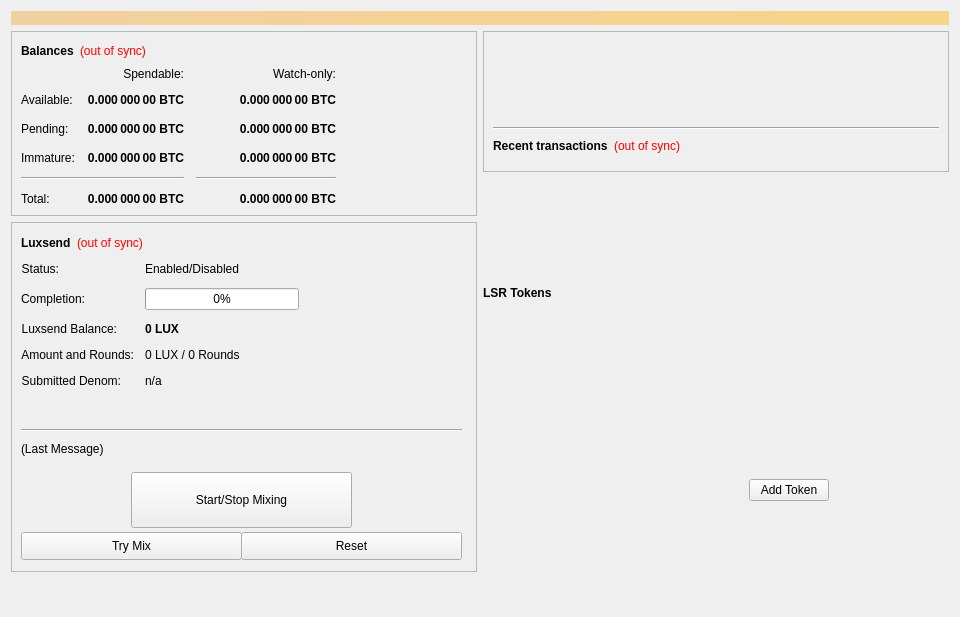
Qt form src/qt/forms/overviewpage.ui (LUX-Core/lux) before a commit.
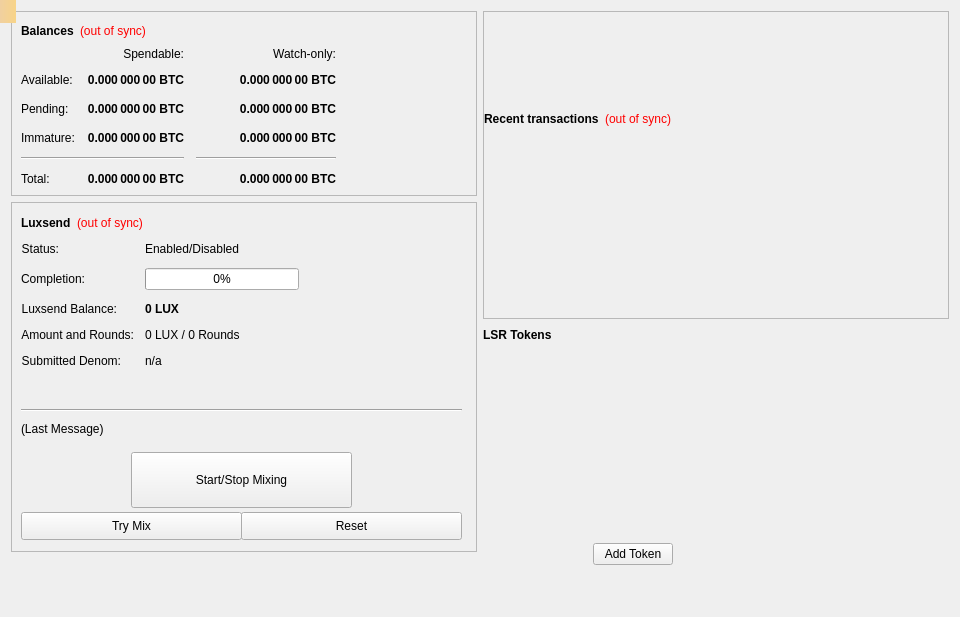
The same form after that commit. Custom widgets are drawn as their Qt base class.

Commit message: QT: overview new update gui

The edit to the form file:
```diff
--- a/src/qt/forms/overviewpage.ui
+++ b/src/qt/forms/overviewpage.ui
@@ -10,35 +10,22 @@
     <height>617</height>
    </rect>
   </property>
+  <property name="sizePolicy">
+   <sizepolicy hsizetype="Preferred" vsizetype="Minimum">
+    <horstretch>0</horstretch>
+    <verstretch>0</verstretch>
+   </sizepolicy>
+  </property>
   <property name="minimumSize">
    <size>
     <width>960</width>
-    <height>0</height>
+    <height>617</height>
    </size>
   </property>
   <property name="windowTitle">
    <string>Form</string>
   </property>
-  <layout class="QVBoxLayout" name="verticalLayout_6">
-   <item>
-    <widget class="QLabel" name="labelAlerts">
-     <property name="visible">
-      <bool>true</bool>
-     </property>
-     <property name="styleSheet">
-      <string notr="true">background-color: qlineargradient(x1: 0, y1: 0, x2: 1, y2: 0, stop:0 #F0D0A0, stop:1 #F8D488); color:#000000;</string>
-     </property>
-     <property name="wordWrap">
-      <bool>true</bool>
-     </property>
-     <property name="margin">
-      <number>3</number>
-     </property>
-     <property name="textInteractionFlags">
-      <set>Qt::TextSelectableByMouse</set>
-     </property>
-    </widget>
-   </item>
+  <layout class="QVBoxLayout" name="verticalLayout_5">
    <item>
     <layout class="QHBoxLayout" name="horizontalLayout" stretch="1,1">
      <item>
@@ -1165,6 +1152,21 @@
           <enum>QFrame::Raised</enum>
          </property>
          <layout class="QVBoxLayout" name="verticalLayout">
+          <property name="spacing">
+           <number>0</number>
+          </property>
+          <property name="leftMargin">
+           <number>0</number>
+          </property>
+          <property name="topMargin">
+           <number>0</number>
+          </property>
+          <property name="rightMargin">
+           <number>0</number>
+          </property>
+          <property name="bottomMargin">
+           <number>0</number>
+          </property>
           <item>
            <widget class="QLabel" name="labelLogo">
             <property name="minimumSize">
@@ -1185,14 +1187,36 @@
            </widget>
           </item>
           <item>
-           <widget class="Line" name="line">
+           <spacer name="verticalSpacer_3">
             <property name="orientation">
-             <enum>Qt::Horizontal</enum>
+             <enum>Qt::Vertical</enum>
             </property>
-           </widget>
+            <property name="sizeType">
+             <enum>QSizePolicy::Fixed</enum>
+            </property>
+            <property name="sizeHint" stdset="0">
+             <size>
+              <width>20</width>
+              <height>20</height>
+             </size>
+            </property>
+           </spacer>
           </item>
           <item>
+           <widget class="QWidget" name="widgetTransactionsTytle" native="true">
            <layout class="QHBoxLayout" name="horizontalLayout_2">
+             <property name="leftMargin">
+              <number>0</number>
+             </property>
+             <property name="topMargin">
+              <number>0</number>
+             </property>
+             <property name="rightMargin">
+              <number>0</number>
+             </property>
+             <property name="bottomMargin">
+              <number>0</number>
+             </property>
             <item>
              <widget class="QLabel" name="label_4">
               <property name="font">
@@ -1233,36 +1257,48 @@
               <property name="sizeHint" stdset="0">
                <size>
                 <width>40</width>
-                <height>20</height>
+                 <height>10</height>
                </size>
               </property>
              </spacer>
             </item>
            </layout>
+           </widget>
           </item>
           <item>
-           <widget class="CustomList" name="listTransactions" native="true">
+           <widget class="CustomList" name="listTransactions">
+            <property name="sizePolicy">
+             <sizepolicy hsizetype="Expanding" vsizetype="Preferred">
+              <horstretch>0</horstretch>
+              <verstretch>0</verstretch>
+             </sizepolicy>
+            </property>
             <property name="styleSheet">
              <string notr="true">QListView { background: transparent; }</string>
             </property>
+            <property name="frameShape">
+             <enum>QFrame::NoFrame</enum>
+            </property>
+            <property name="lineWidth">
+             <number>1</number>
+            </property>
+            <property name="midLineWidth">
+             <number>0</number>
+            </property>
+            <property name="verticalScrollBarPolicy">
+             <enum>Qt::ScrollBarAlwaysOff</enum>
+            </property>
+            <property name="horizontalScrollBarPolicy">
+             <enum>Qt::ScrollBarAlwaysOff</enum>
+            </property>
+            <property name="selectionMode">
+             <enum>QAbstractItemView::NoSelection</enum>
+            </property>
            </widget>
           </item>
          </layout>
         </widget>
        </item>
-       <item>
-        <spacer name="verticalSpacer_4">
-         <property name="orientation">
-          <enum>Qt::Vertical</enum>
-         </property>
-         <property name="sizeHint" stdset="0">
-          <size>
-           <width>20</width>
-           <height>40</height>
-          </size>
-         </property>
-        </spacer>
-       </item>
        <item>
         <layout class="QHBoxLayout" name="horizontalLayout_3">
          <item>
@@ -1277,7 +1313,7 @@
             <string>LSR Tokens</string>
            </property>
            <property name="leftMargin" stdset="0">
-            <number>80</number>
+            <number>0</number>
            </property>
           </widget>
          </item>
@@ -1299,7 +1335,7 @@
        <item>
         <layout class="QVBoxLayout" name="horizontalLayout_31">
          <item>
-          <layout class="QHBoxLayout" name="horizontalLayout_41">
+          <layout class="QVBoxLayout" name="verticalLayout_7">
            <property name="spacing">
             <number>0</number>
            </property>
@@ -1332,16 +1368,19 @@
             </widget>
            </item>
            <item>
-            <layout class="QVBoxLayout" name="verticalLayout_5">
+            <layout class="QHBoxLayout" name="horizontalLayout_6">
              <item>
-              <spacer name="verticalSpacer_5">
+              <spacer name="horizontalSpacerAddTokenLeft">
                <property name="orientation">
-                <enum>Qt::Vertical</enum>
+                <enum>Qt::Horizontal</enum>
+               </property>
+               <property name="sizeType">
+                <enum>QSizePolicy::Fixed</enum>
                </property>
                <property name="sizeHint" stdset="0">
                 <size>
-                 <width>20</width>
-                 <height>40</height>
+                 <width>110</width>
+                 <height>20</height>
                 </size>
                </property>
               </spacer>
@@ -1356,23 +1395,20 @@
                </property>
               </widget>
              </item>
-            </layout>
-           </item>
            <item>
-            <spacer name="horizontalSpacer_5">
+              <spacer name="horizontalSpacer_7">
              <property name="orientation">
               <enum>Qt::Horizontal</enum>
              </property>
-             <property name="sizeType">
-              <enum>QSizePolicy::Fixed</enum>
-             </property>
              <property name="sizeHint" stdset="0">
               <size>
-               <width>120</width>
+                 <width>40</width>
                <height>20</height>
               </size>
              </property>
             </spacer>
+             </item>
+            </layout>
            </item>
           </layout>
          </item>
@@ -1384,12 +1420,12 @@
           <enum>Qt::Vertical</enum>
          </property>
          <property name="sizeType">
-          <enum>QSizePolicy::Expanding</enum>
+          <enum>QSizePolicy::MinimumExpanding</enum>
          </property>
          <property name="sizeHint" stdset="0">
           <size>
            <width>20</width>
-           <height>40</height>
+           <height>30</height>
           </size>
          </property>
         </spacer>
@@ -1399,18 +1435,43 @@
     </layout>
    </item>
   </layout>
+  <widget class="QLabel" name="labelAlerts">
+   <property name="geometry">
+    <rect>
+     <x>0</x>
+     <y>0</y>
+     <width>16</width>
+     <height>23</height>
+    </rect>
+   </property>
+   <property name="visible">
+    <bool>false</bool>
+   </property>
+   <property name="styleSheet">
+    <string notr="true">background-color: qlineargradient(x1: 0, y1: 0, x2: 1, y2: 0, stop:0 #F0D0A0, stop:1 #F8D488); color:#000000;</string>
+   </property>
+   <property name="wordWrap">
+    <bool>true</bool>
+   </property>
+   <property name="margin">
+    <number>3</number>
+   </property>
+   <property name="textInteractionFlags">
+    <set>Qt::TextSelectableByMouse</set>
+   </property>
+  </widget>
  </widget>
  <customwidgets>
-  <customwidget>
-   <class>CustomList</class>
-   <extends>QWidget</extends>
-   <header>customlist.h</header>
-  </customwidget>
   <customwidget>
    <class>tokensListView</class>
    <extends>QListView</extends>
    <header>tokenslistview.h</header>
   </customwidget>
+  <customwidget>
+   <class>CustomList</class>
+   <extends>QListView</extends>
+   <header>customlist.h</header>
+  </customwidget>
  </customwidgets>
  <resources/>
  <connections/>
```
Lines whose indentation alone changed are shown as unchanged. The commit also changes 3 other files.
